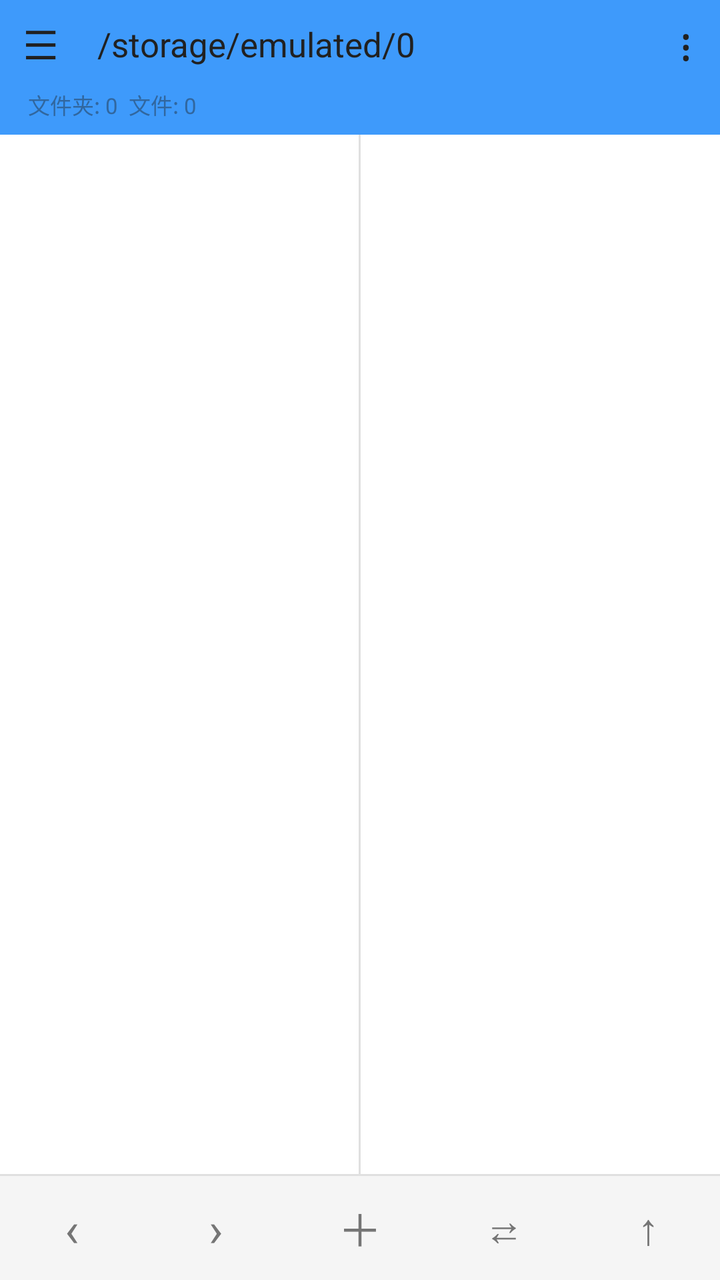
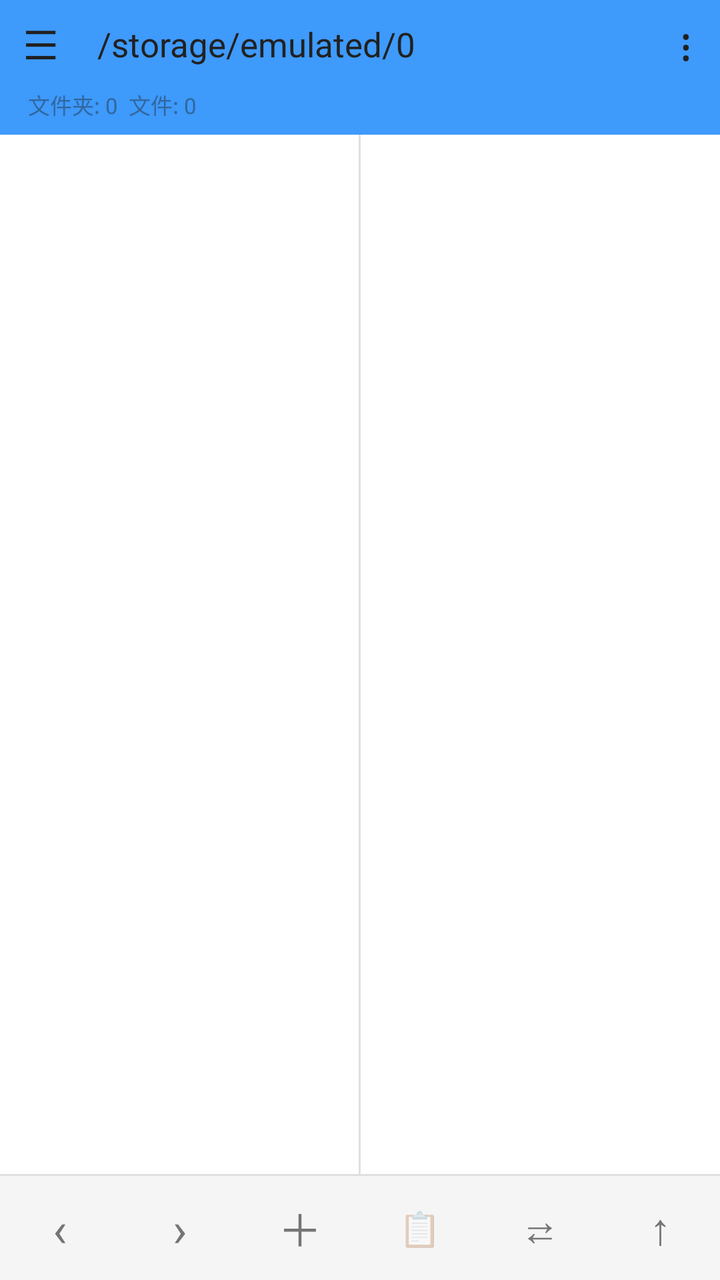

An Android layout rendered at two revisions. The XML below is the earlier revision; the diff shows what the commit changed to produce the second picture.
<!-- AndroidManifest.xml: application theme Theme_Hex_0 -->
<!-- res/layout/activity_main.xml -->
<?xml version="1.0" encoding="utf-8"?>
<FrameLayout xmlns:android="http://schemas.android.com/apk/res/android"
    android:layout_width="match_parent"
    android:layout_height="match_parent">

    <LinearLayout
        android:layout_width="match_parent"
        android:layout_height="match_parent"
        android:orientation="vertical"
        android:background="?attr/hfBg">

    
    <LinearLayout
        android:layout_width="match_parent"
        android:layout_height="wrap_content"
        android:orientation="vertical"
        android:background="?attr/hfTopBar">

        <LinearLayout
            android:layout_width="match_parent"
            android:layout_height="44dp"
            android:orientation="horizontal"
            android:gravity="center_vertical">

            
            <TextView
                android:id="@+id/btn_drawer"
                android:layout_width="wrap_content"
                android:layout_height="match_parent"
                android:paddingLeft="12dp"
                android:paddingRight="12dp"
                android:gravity="center"
                android:text="☰"
                android:textSize="20sp"
                android:textColor="?attr/hfTopBarText"
                android:background="?android:attr/selectableItemBackground"/>

            <TextView
                android:id="@+id/header_path"
                android:layout_width="0dp"
                android:layout_weight="1"
                android:layout_height="wrap_content"
                android:paddingLeft="8dp"
                android:text="/storage/emulated/0"
                android:textSize="17sp"
                android:textColor="?attr/hfTopBarText"
                android:singleLine="true"
                android:ellipsize="start"
                android:background="?android:attr/selectableItemBackground"/>

            <TextView
                android:id="@+id/btn_more"
                android:layout_width="wrap_content"
                android:layout_height="match_parent"
                android:paddingLeft="14dp"
                android:paddingRight="14dp"
                android:gravity="center"
                android:text="⋮"
                android:textSize="22sp"
                android:textColor="?attr/hfTopBarText"
                android:background="?android:attr/selectableItemBackground"/>
        </LinearLayout>

        <TextView
            android:id="@+id/header_stats"
            android:layout_width="match_parent"
            android:layout_height="wrap_content"
            android:paddingLeft="14dp"
            android:paddingBottom="7dp"
            android:text="文件夹: 0  文件: 0"
            android:textSize="11sp"
            android:textColor="?attr/hfTopBarTextSub"
            android:singleLine="true"/>
    </LinearLayout>

    
    <LinearLayout
        android:layout_width="match_parent"
        android:layout_height="0dp"
        android:layout_weight="1"
        android:orientation="horizontal">

        <ListView
            android:id="@+id/list_left"
            android:layout_width="0dp"
            android:layout_weight="1"
            android:layout_height="match_parent"
            android:divider="?attr/hfDivider"
            android:dividerHeight="1dp"
            android:scrollbars="vertical"/>

        <View
            android:layout_width="1dp"
            android:layout_height="match_parent"
            android:background="?attr/hfDivider"/>

        <ListView
            android:id="@+id/list_right"
            android:layout_width="0dp"
            android:layout_weight="1"
            android:layout_height="match_parent"
            android:divider="?attr/hfDivider"
            android:dividerHeight="1dp"
            android:scrollbars="vertical"/>
    </LinearLayout>

    
    <LinearLayout
        android:id="@+id/selection_bar"
        android:layout_width="match_parent"
        android:layout_height="wrap_content"
        android:orientation="horizontal"
        android:background="?attr/hfSurfaceAlt"
        android:gravity="center_vertical"
        android:padding="4dp"
        android:visibility="gone">

        <Button
            android:id="@+id/btn_sel_all"
            android:layout_width="0dp"
            android:layout_weight="1"
            android:layout_height="38dp"
            android:text="全选"
            android:textSize="11sp"
            android:textColor="?attr/hfText"
            android:padding="0dp"/>

        <Button
            android:id="@+id/btn_sel_copy"
            android:layout_width="0dp"
            android:layout_weight="1"
            android:layout_height="38dp"
            android:text="复制"
            android:textSize="11sp"
            android:textColor="?attr/hfText"
            android:padding="0dp"/>

        <Button
            android:id="@+id/btn_sel_move"
            android:layout_width="0dp"
            android:layout_weight="1"
            android:layout_height="38dp"
            android:text="移动"
            android:textSize="11sp"
            android:textColor="?attr/hfText"
            android:padding="0dp"/>

        <Button
            android:id="@+id/btn_sel_del"
            android:layout_width="0dp"
            android:layout_weight="1"
            android:layout_height="38dp"
            android:text="删除"
            android:textSize="11sp"
            android:textColor="?attr/hfText"
            android:padding="0dp"/>

        <Button
            android:id="@+id/btn_sel_rename"
            android:layout_width="0dp"
            android:layout_weight="1"
            android:layout_height="38dp"
            android:text="重命名"
            android:textSize="11sp"
            android:textColor="?attr/hfText"
            android:padding="0dp"/>

        <Button
            android:id="@+id/btn_sel_img"
            android:layout_width="0dp"
            android:layout_weight="1"
            android:layout_height="38dp"
            android:text="处理"
            android:textSize="11sp"
            android:textColor="?attr/hfText"
            android:padding="0dp"/>

        <Button
            android:id="@+id/btn_sel_done"
            android:layout_width="0dp"
            android:layout_weight="1"
            android:layout_height="38dp"
            android:text="完成(0)"
            android:textSize="11sp"
            android:textColor="?attr/hfText"
            android:padding="0dp"/>
    </LinearLayout>

    
    
    <LinearLayout
        android:id="@+id/task_bar"
        android:layout_width="match_parent"
        android:layout_height="wrap_content"
        android:orientation="vertical"
        android:background="?attr/hfSurfaceAlt"
        android:paddingLeft="12dp"
        android:paddingRight="9dp"
        android:paddingTop="7dp"
        android:paddingBottom="8dp"
        android:visibility="gone">

        <LinearLayout
            android:id="@+id/task_body"
            android:layout_width="match_parent"
            android:layout_height="wrap_content"
            android:orientation="horizontal"
            android:gravity="center_vertical">

            <TextView
                android:id="@+id/task_icon"
                android:layout_width="wrap_content"
                android:layout_height="wrap_content"
                android:paddingRight="8dp"
                android:text="⇅"
                android:textColor="?attr/hfAccent"
                android:textSize="15sp"/>

            <TextView
                android:id="@+id/task_text"
                android:layout_width="0dp"
                android:layout_height="wrap_content"
                android:layout_weight="1"
                android:ellipsize="end"
                android:singleLine="true"
                android:text="正在复制"
                android:textColor="?attr/hfText"
                android:textSize="12sp"/>

            <TextView
                android:id="@+id/task_action"
                android:layout_width="wrap_content"
                android:layout_height="wrap_content"
                android:text="取消"
                android:textSize="11.5sp"/>
        </LinearLayout>

        <ProgressBar
            android:id="@+id/task_progress"
            style="?android:attr/progressBarStyleHorizontal"
            android:layout_width="match_parent"
            android:layout_height="4dp"
            android:layout_marginTop="6dp"
            android:max="100"
            android:progress="0"
            android:progressDrawable="@drawable/hf_task_progress"/>
    </LinearLayout>

    <View
        android:layout_width="match_parent"
        android:layout_height="1dp"
        android:background="?attr/hfDivider"/>

    <LinearLayout
        android:layout_width="match_parent"
        android:layout_height="52dp"
        android:orientation="horizontal"
        android:background="?attr/hfSurfaceAlt">

        <TextView
            android:id="@+id/btn_hist_back"
            android:layout_width="0dp"
            android:layout_weight="1"
            android:layout_height="match_parent"
            android:gravity="center"
            android:text="‹"
            android:textSize="24sp"
            android:textColor="?attr/hfTextSub"
            android:background="?android:attr/selectableItemBackground"/>

        <TextView
            android:id="@+id/btn_hist_fwd"
            android:layout_width="0dp"
            android:layout_weight="1"
            android:layout_height="match_parent"
            android:gravity="center"
            android:text="›"
            android:textSize="24sp"
            android:textColor="?attr/hfTextSub"
            android:background="?android:attr/selectableItemBackground"/>

        <TextView
            android:id="@+id/btn_new"
            android:layout_width="0dp"
            android:layout_weight="1"
            android:layout_height="match_parent"
            android:gravity="center"
            android:text="＋"
            android:textSize="22sp"
            android:textColor="?attr/hfTextSub"
            android:background="?android:attr/selectableItemBackground"/>

        <TextView
            android:id="@+id/btn_swap"
            android:layout_width="0dp"
            android:layout_weight="1"
            android:layout_height="match_parent"
            android:gravity="center"
            android:text="⇄"
            android:textSize="20sp"
            android:textColor="?attr/hfTextSub"
            android:background="?android:attr/selectableItemBackground"/>

        <TextView
            android:id="@+id/btn_up"
            android:layout_width="0dp"
            android:layout_weight="1"
            android:layout_height="match_parent"
            android:gravity="center"
            android:text="↑"
            android:textSize="22sp"
            android:textColor="?attr/hfTextSub"
            android:background="?android:attr/selectableItemBackground"/>
    </LinearLayout>
    </LinearLayout>

    
    <View
        android:id="@+id/drawer_mask"
        android:layout_width="match_parent"
        android:layout_height="match_parent"
        android:background="#55000000"
        android:visibility="gone"/>

    
    <LinearLayout
        android:id="@+id/drawer"
        android:layout_width="280dp"
        android:layout_height="match_parent"
        android:orientation="vertical"
        android:background="?attr/hfSurface"
        android:visibility="gone"
        android:elevation="8dp">

        
        <LinearLayout
            android:layout_width="match_parent"
            android:layout_height="wrap_content"
            android:orientation="horizontal"
            android:gravity="center_vertical"
            android:background="?attr/hfTopBar"
            android:padding="16dp">

            <ImageView
                android:layout_width="44dp"
                android:layout_height="44dp"
                android:padding="5dp"
                android:background="@drawable/bg_drawer_logo"
                android:src="@mipmap/ic_launcher_foreground"
                android:scaleType="fitCenter"
                android:contentDescription="HexFile 图标"/>

            <LinearLayout
                android:layout_width="0dp"
                android:layout_height="wrap_content"
                android:layout_weight="1"
                android:layout_marginLeft="12dp"
                android:orientation="vertical">

                <TextView
                    android:layout_width="wrap_content"
                    android:layout_height="wrap_content"
                    android:text="HexFile"
                    android:textSize="18sp"
                    android:textStyle="bold"
                    android:textColor="?attr/hfTopBarText"/>

                <TextView
                    android:id="@+id/drawer_version"
                    android:layout_width="wrap_content"
                    android:layout_height="wrap_content"
                    android:layout_marginTop="2dp"
                    android:text="v1.70.1"
                    android:textSize="11sp"
                    android:textColor="?attr/hfTopBarTextSub"/>

                <TextView
                    android:id="@+id/drawer_rootstat"
                    android:layout_width="wrap_content"
                    android:layout_height="wrap_content"
                    android:layout_marginTop="4dp"
                    android:text="Root: 检测中…"
                    android:textSize="11sp"
                    android:textColor="?attr/hfAccent"/>
            </LinearLayout>
        </LinearLayout>

        
        <ScrollView
            android:id="@+id/drawer_scroll"
            android:layout_width="match_parent"
            android:layout_height="0dp"
            android:layout_weight="1"
            android:fillViewport="true"
            android:scrollbars="none"
            android:overScrollMode="ifContentScrolls"
            android:requiresFadingEdge="vertical"
            android:fadingEdgeLength="24dp">

            <LinearLayout
                android:layout_width="match_parent"
                android:layout_height="wrap_content"
                android:orientation="vertical"
                android:paddingBottom="8dp">

        
        <TextView
            android:layout_width="wrap_content"
            android:layout_height="wrap_content"
            android:paddingLeft="16dp"
            android:paddingTop="10dp"
            android:paddingBottom="4dp"
            android:text="本地"
            android:textSize="11sp"
            android:textStyle="bold"
            android:textColor="?attr/hfTextSub"/>

        <LinearLayout
            android:id="@+id/drawer_root"
            android:layout_width="match_parent"
            android:layout_height="wrap_content"
            android:orientation="horizontal"
            android:gravity="center_vertical"
            android:paddingLeft="16dp"
            android:paddingTop="6dp"
            android:paddingBottom="6dp"
            android:background="?android:attr/selectableItemBackground">

            <TextView
                android:layout_width="40dp"
                android:layout_height="40dp"
                android:gravity="center"
                android:text="/"
                android:textSize="18sp"
                android:textStyle="bold"
                android:textColor="?attr/hfTopBarText"
                android:background="?attr/hfAccent"/>

            <LinearLayout
                android:layout_width="0dp"
                android:layout_weight="1"
                android:layout_height="wrap_content"
                android:orientation="vertical"
                android:paddingLeft="12dp">

                <TextView
                    android:layout_width="wrap_content"
                    android:layout_height="wrap_content"
                    android:text="根目录"
                    android:textSize="15sp"
                    android:textColor="?attr/hfText"/>

                <TextView
                    android:id="@+id/drawer_root_usage"
                    android:layout_width="wrap_content"
                    android:layout_height="wrap_content"
                    android:text="…"
                    android:textSize="11sp"
                    android:textColor="?attr/hfTextSub"/>
            </LinearLayout>
        </LinearLayout>

        <LinearLayout
            android:id="@+id/drawer_sd"
            android:layout_width="match_parent"
            android:layout_height="wrap_content"
            android:orientation="horizontal"
            android:gravity="center_vertical"
            android:paddingLeft="16dp"
            android:paddingTop="6dp"
            android:paddingBottom="6dp"
            android:background="?android:attr/selectableItemBackground">

            <TextView
                android:layout_width="40dp"
                android:layout_height="40dp"
                android:gravity="center"
                android:text="SD"
                android:textSize="12sp"
                android:textStyle="bold"
                android:textColor="?attr/hfTopBarText"
                android:background="?attr/hfAccent"/>

            <LinearLayout
                android:layout_width="0dp"
                android:layout_weight="1"
                android:layout_height="wrap_content"
                android:orientation="vertical"
                android:paddingLeft="12dp">

                <TextView
                    android:layout_width="wrap_content"
                    android:layout_height="wrap_content"
                    android:text="内部存储"
                    android:textSize="15sp"
                    android:textColor="?attr/hfText"/>

                <TextView
                    android:id="@+id/drawer_sd_usage"
                    android:layout_width="wrap_content"
                    android:layout_height="wrap_content"
                    android:text="…"
                    android:textSize="11sp"
                    android:textColor="?attr/hfTextSub"/>
            </LinearLayout>
        </LinearLayout>

        <TextView
            android:layout_width="wrap_content"
            android:layout_height="wrap_content"
            android:paddingLeft="16dp"
            android:paddingTop="10dp"
            android:paddingBottom="4dp"
            android:text="工具"
            android:textSize="11sp"
            android:textStyle="bold"
            android:textColor="?attr/hfTextSub"/>

        
        <TextView
            android:id="@+id/drawer_bookmark"
            android:layout_width="match_parent"
            android:layout_height="48dp"
            android:gravity="center_vertical"
            android:paddingLeft="16dp"
            android:text="☆  书签"
            android:textSize="15sp"
            android:textColor="?attr/hfText"
            android:background="?android:attr/selectableItemBackground"/>

        <TextView
            android:id="@+id/drawer_trash"
            android:layout_width="match_parent"
            android:layout_height="48dp"
            android:gravity="center_vertical"
            android:paddingLeft="16dp"
            android:text="♻  回收站"
            android:textSize="15sp"
            android:textColor="?attr/hfText"
            android:background="?android:attr/selectableItemBackground"/>

        <TextView
            android:id="@+id/drawer_apps"
            android:layout_width="match_parent"
            android:layout_height="48dp"
            android:gravity="center_vertical"
            android:paddingLeft="16dp"
            android:text="📦  应用管理"
            android:textSize="15sp"
            android:textColor="?attr/hfText"
            android:background="?android:attr/selectableItemBackground"/>

        <TextView
            android:id="@+id/drawer_backups"
            android:layout_width="match_parent"
            android:layout_height="48dp"
            android:gravity="center_vertical"
            android:paddingLeft="16dp"
            android:text="💾  备份管理"
            android:textSize="15sp"
            android:textColor="?attr/hfText"
            android:background="?android:attr/selectableItemBackground"/>

        
        <TextView
            android:id="@+id/drawer_signkeys"
            android:layout_width="match_parent"
            android:layout_height="48dp"
            android:gravity="center_vertical"
            android:paddingLeft="16dp"
            android:text="🔏  签名管理"
            android:textSize="15sp"
            android:textColor="?attr/hfText"
            android:background="?android:attr/selectableItemBackground"/>

        
        <TextView
            android:id="@+id/drawer_activity_log"
            android:layout_width="match_parent"
            android:layout_height="48dp"
            android:gravity="center_vertical"
            android:paddingLeft="16dp"
            android:text="🧭  Activity 记录"
            android:textSize="15sp"
            android:textColor="?attr/hfText"
            android:background="?android:attr/selectableItemBackground"/>

        
        <TextView
            android:id="@+id/drawer_toolbox"
            android:layout_width="match_parent"
            android:layout_height="48dp"
            android:gravity="center_vertical"
            android:paddingLeft="16dp"
            android:text="🧰  工具箱"
            android:textSize="15sp"
            android:textColor="?attr/hfText"
            android:background="?android:attr/selectableItemBackground"/>

        <TextView
            android:id="@+id/drawer_storage"
            android:layout_width="match_parent"
            android:layout_height="48dp"
            android:gravity="center_vertical"
            android:paddingLeft="16dp"
            android:text="🧹  存储分析"
            android:textSize="15sp"
            android:textColor="?attr/hfText"
            android:background="?android:attr/selectableItemBackground"/>

        
        <TextView
            android:id="@+id/drawer_lan"
            android:layout_width="match_parent"
            android:layout_height="48dp"
            android:gravity="center_vertical"
            android:paddingLeft="16dp"
            android:text="📡  局域网快传"
            android:textSize="15sp"
            android:textColor="?attr/hfText"
            android:background="?android:attr/selectableItemBackground"/>

        <TextView
            android:id="@+id/drawer_theme"
            android:layout_width="match_parent"
            android:layout_height="48dp"
            android:gravity="center_vertical"
            android:paddingLeft="16dp"
            android:text="🎨  主题设置"
            android:textSize="15sp"
            android:textColor="?attr/hfText"
            android:background="?android:attr/selectableItemBackground"/>

        <TextView
            android:id="@+id/drawer_remote"
            android:layout_width="match_parent"
            android:layout_height="48dp"
            android:gravity="center_vertical"
            android:paddingLeft="16dp"
            android:text="🖥  远程管理"
            android:textSize="15sp"
            android:textColor="?attr/hfText"
            android:background="?android:attr/selectableItemBackground"/>

        <TextView
            android:id="@+id/drawer_net"
            android:layout_width="match_parent"
            android:layout_height="48dp"
            android:gravity="center_vertical"
            android:paddingLeft="16dp"
            android:text="🌐  网络存储"
            android:textSize="15sp"
            android:textColor="?attr/hfText"
            android:background="?android:attr/selectableItemBackground"/>

        <TextView
            android:id="@+id/drawer_terminal"
            android:layout_width="match_parent"
            android:layout_height="48dp"
            android:gravity="center_vertical"
            android:paddingLeft="16dp"
            android:text=">_  终端模拟器"
            android:textSize="15sp"
            android:textColor="?attr/hfText"
            android:background="?android:attr/selectableItemBackground"/>

        
        <TextView
            android:id="@+id/drawer_smali"
            android:layout_width="match_parent"
            android:layout_height="48dp"
            android:gravity="center_vertical"
            android:paddingLeft="16dp"
            android:text="📐  Smali 语法"
            android:textSize="15sp"
            android:textColor="?attr/hfText"
            android:background="?android:attr/selectableItemBackground"/>

        
        <TextView
            android:id="@+id/drawer_java2smali"
            android:layout_width="match_parent"
            android:layout_height="48dp"
            android:gravity="center_vertical"
            android:paddingLeft="16dp"
            android:text="☕  Java→Smali"
            android:textSize="15sp"
            android:textColor="?attr/hfText"
            android:background="?android:attr/selectableItemBackground"/>
            </LinearLayout>
        </ScrollView>
    </LinearLayout>
</FrameLayout>
<!-- resources referenced by this layout -->
<resources>
  <!-- drawable bg_drawer_logo (drawable) -->
  <?xml version="1.0" encoding="utf-8"?>
  <shape xmlns:android="http://schemas.android.com/apk/res/android"
      android:shape="rectangle">
      <solid android:color="#FFFFFF"/>
      <corners android:radius="11dp"/>
      <stroke
          android:width="1dp"
          android:color="#22000000"/>
  </shape>
  <!-- drawable hf_task_progress (drawable) -->
  <?xml version="1.0" encoding="utf-8"?>
  <layer-list xmlns:android="http://schemas.android.com/apk/res/android">
      <item android:id="@android:id/background">
          <shape android:shape="rectangle">
              <solid android:color="#33808080"/>
              <corners android:radius="3dp"/>
          </shape>
      </item>
      <item android:id="@android:id/progress">
          <clip>
              <shape android:shape="rectangle">
                  <solid android:color="?attr/hfAccent"/>
                  <corners android:radius="3dp"/>
              </shape>
          </clip>
      </item>
  </layer-list>
  <style name="Theme_Hex_0" parent="Theme_Hex_Light">
          <item name="hfTopBar">#3E9AFB</item>
          <item name="hfTopBarText">#212121</item>
          <item name="hfTopBarTextSub">#31679F</item>
          <item name="hfAccent">#3E9AFB</item>
          <item name="hfOnAccent">#212121</item>
          <item name="hfSelected">#E3F0FE</item>
          <item name="hfStatusBar">#2B6BAF</item>
          <item name="hfNavBar">#235991</item>
          <item name="android:statusBarColor">#2B6BAF</item>
          <item name="android:navigationBarColor">#235991</item>
          <item name="android:colorAccent">#3E9AFB</item>
          <item name="android:alertDialogTheme">@style/HfDialog_0</item>
      </style>
  <style name="HfDialog_0" parent="HfDialog_Light">
          <item name="android:colorAccent">#3E9AFB</item>
          <item name="android:colorControlActivated">#3E9AFB</item>
          <item name="android:colorControlHighlight">#333E9AFB</item>
      </style>
  <style name="HfDialog_Light" parent="@android:style/Theme.Material.Light.Dialog.Alert">
          <item name="android:windowBackground">@drawable/hf_dialog_bg_light</item>
          <item name="android:colorBackgroundFloating">#FFFFFF</item>
          <item name="android:textColorPrimary">#212121</item>
          <item name="android:textColorSecondary">#757575</item>
          <item name="android:colorAccent">#1E88E5</item>
          <item name="android:colorControlActivated">#1E88E5</item>
          <item name="android:colorControlHighlight">#331E88E5</item>
      </style>
  <!-- drawable hf_dialog_bg_light (drawable) -->
  <?xml version="1.0" encoding="utf-8"?>
  <inset xmlns:android="http://schemas.android.com/apk/res/android"
      android:inset="16dp">
      <shape android:shape="rectangle">
          <corners android:radius="18dp" />
          <solid android:color="#FFFFFF" />
          <stroke android:width="1dp" android:color="#14000000" />
      </shape>
  </inset>
  <!-- unchanged entries left out for length: 2 -->
</resources>

<!-- the commit's change to res/layout/activity_main.xml (unified diff, before → after) -->
@@ -290,6 +290,19 @@
             android:textColor="?attr/hfTextSub"
             android:background="?android:attr/selectableItemBackground"/>
 
+        
+        <TextView
+            android:id="@+id/btn_paste"
+            android:layout_width="0dp"
+            android:layout_weight="1"
+            android:layout_height="match_parent"
+            android:gravity="center"
+            android:text="📋"
+            android:textSize="17sp"
+            android:alpha="0.32"
+            android:textColor="?attr/hfTextSub"
+            android:background="?android:attr/selectableItemBackground"/>
+
         <TextView
             android:id="@+id/btn_swap"
             android:layout_width="0dp"
